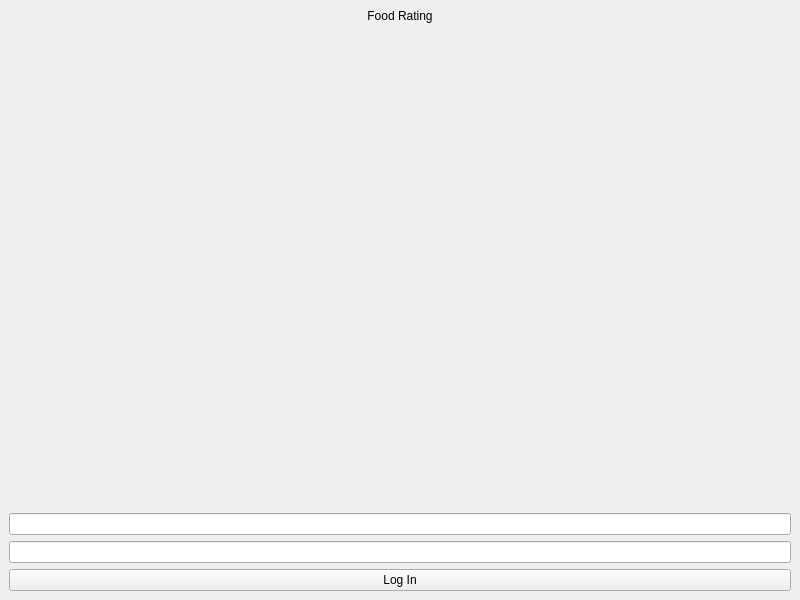
Qt form src/ui/login.ui (JSpencerPittman/FoodRating) before a commit.
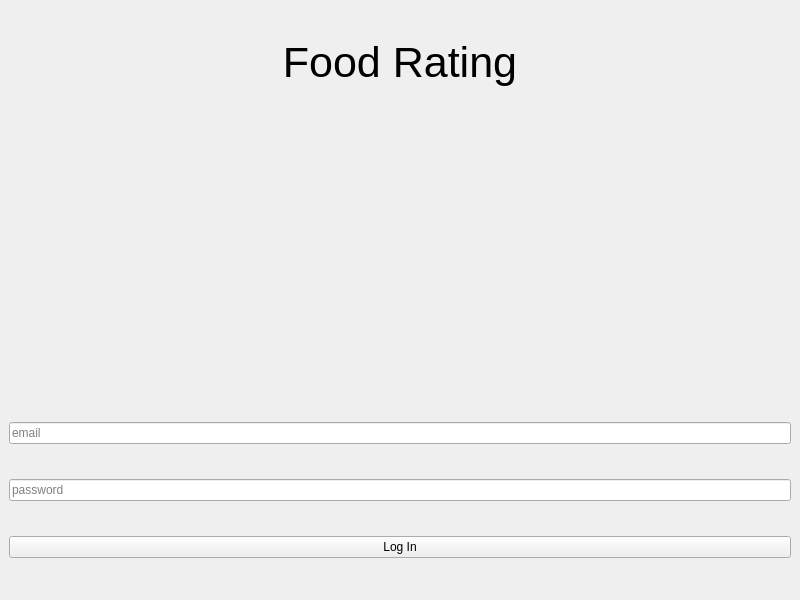
The same form after that commit.

Commit message: Added clarifying labels and style changes

The edit to the form file:
```diff
--- a/src/ui/login.ui
+++ b/src/ui/login.ui
@@ -17,6 +17,17 @@
    <layout class="QVBoxLayout" name="verticalLayout">
     <item>
      <widget class="QLabel" name="label">
+      <property name="sizePolicy">
+       <sizepolicy hsizetype="Preferred" vsizetype="Maximum">
+        <horstretch>0</horstretch>
+        <verstretch>0</verstretch>
+       </sizepolicy>
+      </property>
+      <property name="font">
+       <font>
+        <pointsize>32</pointsize>
+       </font>
+      </property>
       <property name="text">
        <string>Food Rating</string>
       </property>
@@ -30,19 +41,30 @@
       <property name="orientation">
        <enum>Qt::Vertical</enum>
       </property>
+      <property name="sizeType">
+       <enum>QSizePolicy::Maximum</enum>
+      </property>
       <property name="sizeHint" stdset="0">
        <size>
         <width>20</width>
-        <height>40</height>
+        <height>300</height>
        </size>
       </property>
      </spacer>
     </item>
     <item>
-     <widget class="QLineEdit" name="emailLineEdit"/>
+     <widget class="QLineEdit" name="emailLineEdit">
+      <property name="placeholderText">
+       <string>email</string>
+      </property>
+     </widget>
     </item>
     <item>
-     <widget class="QLineEdit" name="passwordLineEdit"/>
+     <widget class="QLineEdit" name="passwordLineEdit">
+      <property name="placeholderText">
+       <string>password</string>
+      </property>
+     </widget>
     </item>
     <item>
      <widget class="QPushButton" name="loginButton">
```
The commit also changes 4 other files.
